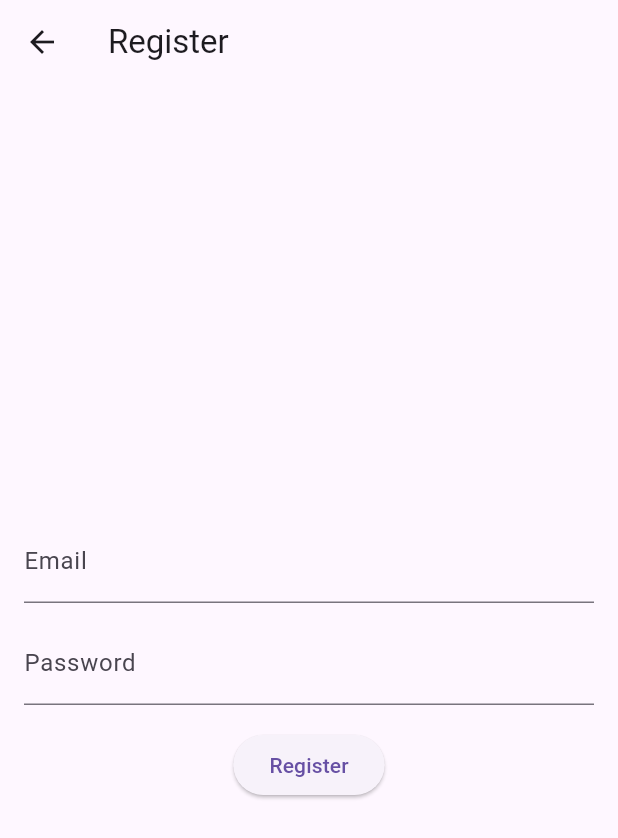
After one commit to maefahluang-uni/99-project-mealmentor, a Flutter app: the screen it shows after launch, after a tap on "Register", on a phone screen of 412 x 824 dp. The commit adds this screen. Shown: the top 838 px of the screen. Run offline on Flutter 3.47's test engine with Material 3 defaults, Android fonts, the light colour scheme and no system bars; our stand-ins replace cloud_firestore, firebase_auth, firebase_core, firebase_database, flutter_svg, image_picker and 1 more; accounts and stored records are empty; network calls fail.

Commit message:
login&registerFullFunction

```diff
--- a/lib/home.dart
+++ b/lib/home.dart
@@ -1,4 +1,3 @@
-import 'package:flutter/foundation.dart';
 import 'package:flutter/material.dart';
 import 'package:mealmentor/Profile.dart';
 import 'package:mealmentor/mentor.dart';
--- /dev/null
+++ b/lib/login/register.dart
@@ -0,0 +1,74 @@
+// register_screen.dart
+import 'package:flutter/material.dart';
+import 'package:firebase_auth/firebase_auth.dart';
+import 'package:mealmentor/login/userinfo.dart'; // Import UserInfoPage
+
+class RegisterScreen extends StatefulWidget {
+  @override
+  _RegisterScreenState createState() => _RegisterScreenState();
+}
+
+class _RegisterScreenState extends State<RegisterScreen> {
+  final TextEditingController _emailController = TextEditingController();
+  final TextEditingController _passwordController = TextEditingController();
+
+  Future<void> _registerWithEmailAndPassword(BuildContext context) async {
+    try {
+      UserCredential userCredential =
+          await FirebaseAuth.instance.createUserWithEmailAndPassword(
+        email: _emailController.text.trim(),
+        password: _passwordController.text.trim(),
+      );
+      print('Registered user: ${userCredential.user!.uid}');
+      // Navigate to the UserInfoPage and pass user ID and email
+      Navigator.push(
+        context,
+        MaterialPageRoute(
+          builder: (context) => UserInfoPage(
+            userId: userCredential.user!.uid,
+            email: _emailController.text.trim(),
+          ),
+        ),
+      );
+    } catch (e) {
+      print('Failed to register: $e');
+    }
+  }
+
+  @override
+  Widget build(BuildContext context) {
+    return Scaffold(
+      appBar: AppBar(
+        title: Text('Register'),
+      ),
+      body: Padding(
+        padding: EdgeInsets.all(16.0),
+        child: Column(
+          crossAxisAlignment: CrossAxisAlignment.center,
+          mainAxisAlignment: MainAxisAlignment.center,
+          children: [
+            TextField(
+              controller: _emailController,
+              decoration: InputDecoration(
+                labelText: 'Email',
+              ),
+            ),
+            SizedBox(height: 12.0),
+            TextField(
+              controller: _passwordController,
+              decoration: InputDecoration(
+                labelText: 'Password',
+              ),
+              obscureText: true,
+            ),
+            SizedBox(height: 16.0),
+            ElevatedButton(
+              onPressed: () => _registerWithEmailAndPassword(context),
+              child: Text('Register'),
+            ),
+          ],
+        ),
+      ),
+    );
+  }
+}
--- /dev/null
+++ b/lib/login/welcome.dart
@@ -0,0 +1,40 @@
+import 'package:flutter/material.dart';
+import 'login.dart';
+import 'register.dart';
+
+class WelcomeScreen extends StatelessWidget {
+  @override
+  Widget build(BuildContext context) {
+    return Scaffold(
+      appBar: AppBar(
+        title: Text('Welcome'),
+      ),
+      body: Center(
+        child: Column(
+          mainAxisAlignment: MainAxisAlignment.center,
+          children: [
+            ElevatedButton(
+              onPressed: () {
+                Navigator.push(
+                  context,
+                  MaterialPageRoute(builder: (context) => LoginScreen()),
+                );
+              },
+              child: Text('Login'),
+            ),
+            SizedBox(height: 20),
+            ElevatedButton(
+              onPressed: () {
+                Navigator.push(
+                  context,
+                  MaterialPageRoute(builder: (context) => RegisterScreen()),
+                );
+              },
+              child: Text('Register'),
+            ),
+          ],
+        ),
+      ),
+    );
+  }
+}
--- a/lib/main.dart
+++ b/lib/main.dart
@@ -1,8 +1,14 @@
 import 'package:flutter/material.dart';
-import 'home.dart';
+import 'package:firebase_core/firebase_core.dart';
+import 'package:mealmentor/login/welcome.dart';
+import 'firebase_options.dart';
 
 void main() async {
-  runApp(MyApp());
+  WidgetsFlutterBinding.ensureInitialized();
+  await Firebase.initializeApp(
+    options: DefaultFirebaseOptions.currentPlatform,
+  );
+  runApp(const MyApp());
 }
 
 class MyApp extends StatelessWidget {
@@ -12,7 +18,7 @@ class MyApp extends StatelessWidget {
   Widget build(BuildContext context) {
     return MaterialApp(
       debugShowCheckedModeBanner: false,
-      home: HomePage(),
+      home: WelcomeScreen(),
     );
   }
 }
--- a/pubspec.yaml
+++ b/pubspec.yaml
@@ -30,13 +30,16 @@ environment:
 dependencies:
   flutter:
     sdk: flutter
-
+  firebase_core: ^2.27.0
+  firebase_auth: ^4.17.8
 
   # The following adds the Cupertino Icons font to your application.
   # Use with the CupertinoIcons class for iOS style icons.
   cupertino_icons: ^1.0.2
   percent_indicator: ^4.2.3
   http: ^1.2.1
+  firebase_database: ^10.4.10
+  cloud_firestore: ^4.15.9
 
 dev_dependencies:
   flutter_test:
```
Also changed, not shown: lib/login/login.dart (added, +71 -0 lines), lib/login/userinfo.dart (added, +91 -0 lines), lib/models/ีuser_model.dart (added, +53 -0 lines), lib/scan.dart (+7 -5 lines), lib/firebase_options.dart (added), pubspec.lock, 8 other files.
